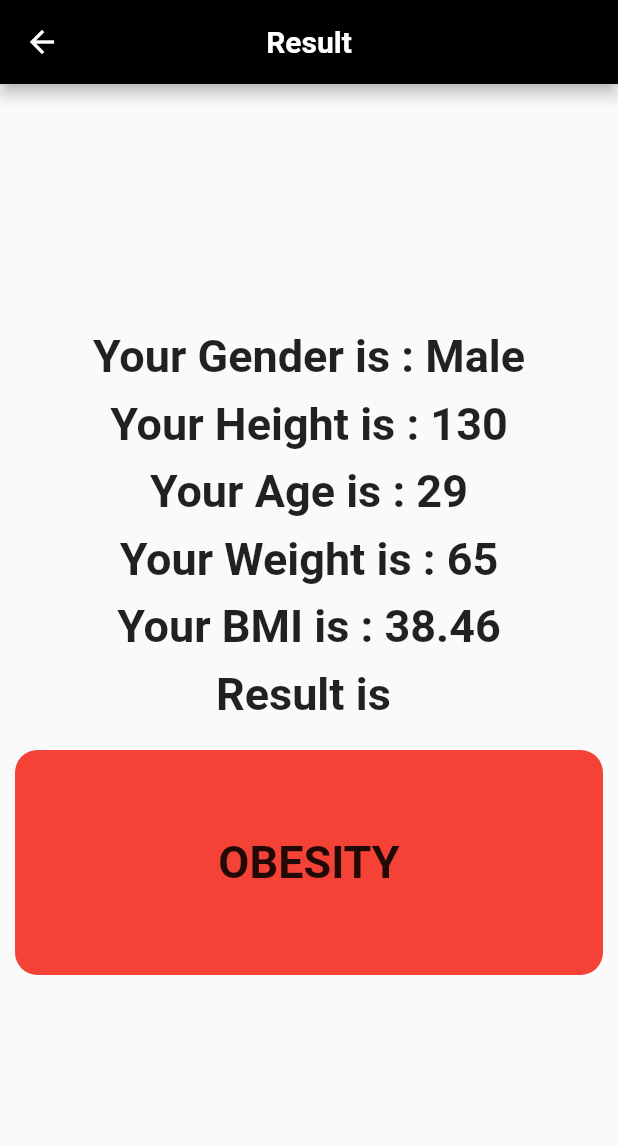
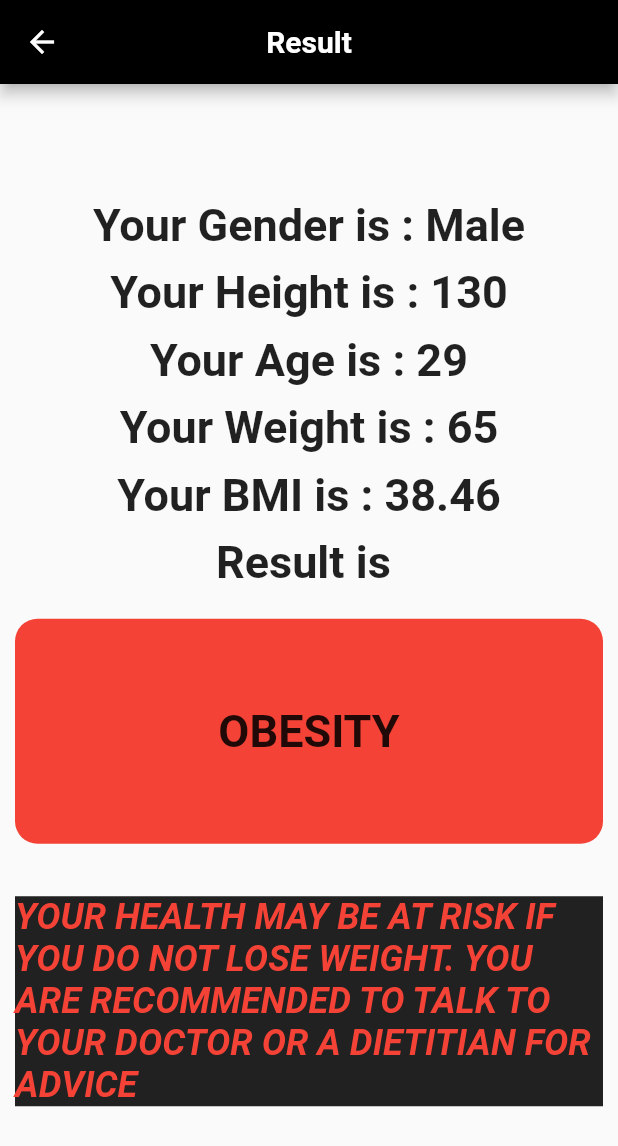
Before and after one commit to oqbahdx/BMI_calculator, a Flutter app: the screen it shows after launch, after a tap on "CALCULATOR", on a phone screen of 412 x 824 dp. Shown: the top 1146 px of the screen. Run offline on Flutter 3.47's test engine with Material 2 defaults, Android fonts, the phone set to English and light mode, and no system bars; our stand-ins replace font_awesome_flutter.

Commit message:
add result with advice

```diff
--- a/lib/result.dart
+++ b/lib/result.dart
@@ -95,7 +95,7 @@ class _ResultState extends State<Result> {
                                   : Colors.grey),
                 ),child: Center(
                 child: Text(
-                  (widget.bmi < 18.5
+                   (widget.bmi < 18.5
                       ? 'Underweight'
                       : widget.bmi > 18.5 && widget.bmi < 24.9
                       ? 'Normal weight'
@@ -110,6 +110,34 @@ class _ResultState extends State<Result> {
               ),
               ),
             ),
+            SizedBox(height: 15,),
+            Padding(
+              padding: const EdgeInsets.all(10.0),
+              child: Container(
+                color: Colors.black87,
+                child: Center(child: Text(  (widget.bmi < 18.5
+                    ? 'You may need to put on some weight. You are recommended to ask your doctor or a dietitian for advice'
+                    : widget.bmi > 18.5 && widget.bmi < 24.9
+                    ? ' By maintaining a healthy weight, you lower your risk of developing serious health problems.'
+                    : widget.bmi > 24.9 && widget.bmi < 29.9
+                    ? 'You may be advised to lose some weight for health reasons. You are recommended to talk to your doctor or a dietitian for advice'
+                    : widget.bmi > 29.9
+                    ? 'Your health may be at risk if you do not lose weight. You are recommended to talk to your doctor or a dietitian for advice'
+                    : '').toUpperCase()
+                    ,style: TextStyle(
+                        fontSize: 24,fontWeight: FontWeight.bold,fontStyle: FontStyle.italic,
+                      color: (widget.bmi < 18.5
+                          ? Colors.yellow
+                          : widget.bmi > 18.5 && widget.bmi < 24.9
+                          ? Colors.green
+                          : widget.bmi > 24.9 && widget.bmi < 29.9
+                          ? Colors.orange
+                          : widget.bmi > 29.9
+                          ? Colors.red
+                          : Colors.grey)
+                    ))),
+              ),
+            )
           ],
         ),
       ),
```
Also changed, not shown: pubspec.lock, 4 other files.
